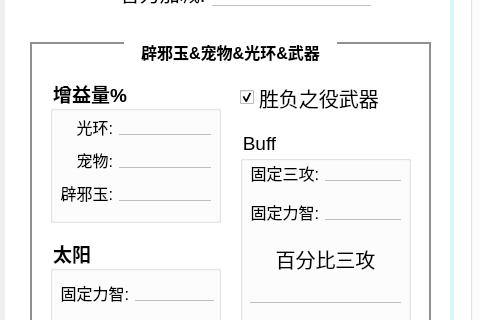
Above: uncompiled/UI.ui from Vixiu/count_buff before the change; both pictures show x 0 to 480 and y 338 to 658 of the 1131 by 791 pixel window. Below: the same form after it.
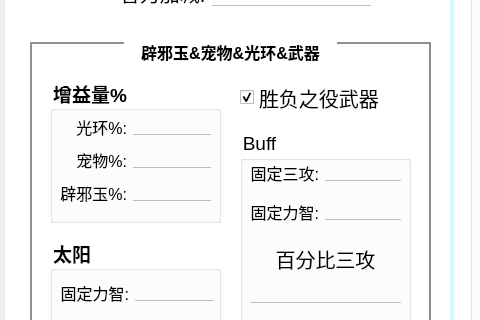
That is the form after the change. The open tabs and pages were chosen to show the change. Icons and pictures are not drawn.

```diff
--- a/uncompiled/UI.ui
+++ b/uncompiled/UI.ui
@@ -1140,7 +1140,7 @@
           </font>
          </property>
          <property name="text">
-          <string>辟邪玉:</string>
+          <string>辟邪玉%:</string>
          </property>
          <property name="alignment">
           <set>Qt::AlignRight|Qt::AlignTrailing|Qt::AlignVCenter</set>
@@ -1155,7 +1155,7 @@
           </font>
          </property>
          <property name="text">
-          <string>宠物:</string>
+          <string>宠物%:</string>
          </property>
          <property name="alignment">
           <set>Qt::AlignRight|Qt::AlignTrailing|Qt::AlignVCenter</set>
@@ -1191,7 +1191,7 @@
           </font>
          </property>
          <property name="text">
-          <string>光环:</string>
+          <string>光环%:</string>
          </property>
          <property name="alignment">
           <set>Qt::AlignRight|Qt::AlignTrailing|Qt::AlignVCenter</set>
```
Left out of the diff: 2 changed lines with no effect on the pictures.
